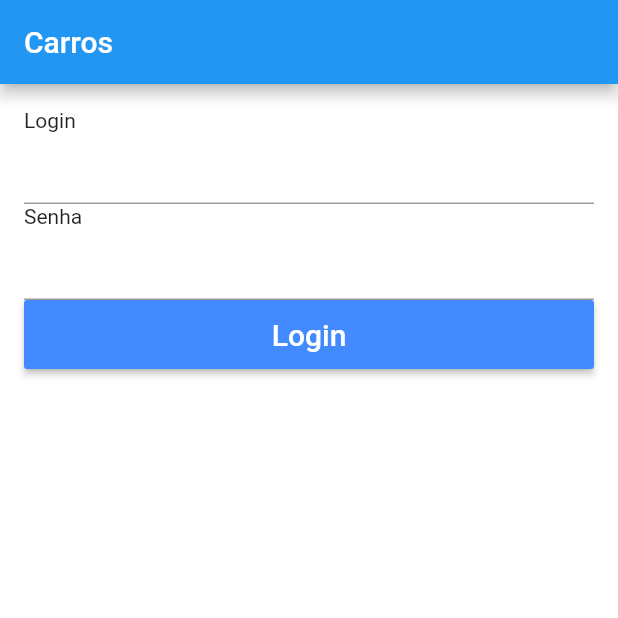
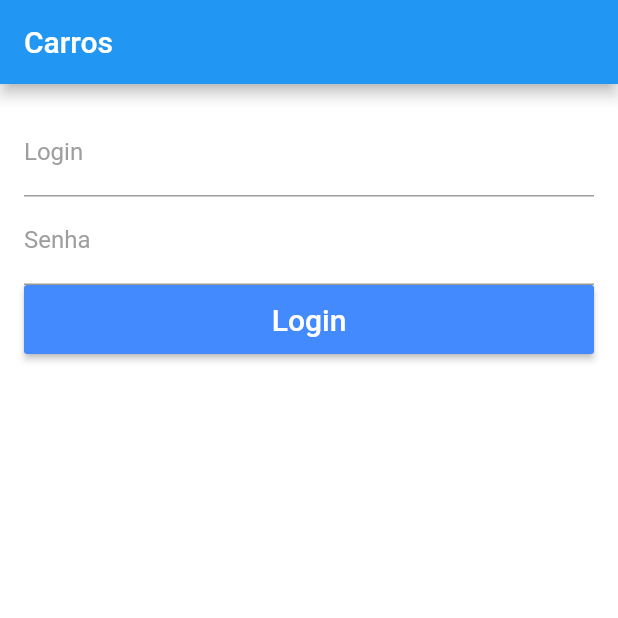
Before and after one commit to diegocantelli/Flutter-Carros, a Flutter app: the screen it shows after launch, on a phone screen of 412 x 824 dp, the top half of it. Run offline on Flutter 3.47's test engine with Material 2 defaults, Android fonts, the phone set to English and light mode, and no system bars.

Commit message:
Ajustando layout da tela de login

```diff
--- a/carros/lib/pages/login_page.dart
+++ b/carros/lib/pages/login_page.dart
@@ -18,16 +18,21 @@ class LoginPage extends StatelessWidget {
       padding: EdgeInsets.all(16),
       child: ListView(
         children: <Widget>[
-          Text("Login"),
-          TextFormField(),
-          Text("Senha"),
-          TextFormField(obscureText: true,),
-          Container(
+          _text("Login", "Digite o login"),
+          _text("Senha", "Digite a senha", obscurePassword: true),
+          _button(textButton: "Login")
+        ],
+      ),
+    );
+  }
+
+  _button({ @required String textButton }){
+    return Container(
       height: 46,
       child: RaisedButton(
         color: Colors.blueAccent,
         child: Text(
-                "Login",
+          textButton,
           style: TextStyle(
             color: Colors.white,
             fontSize: 20
@@ -35,8 +40,19 @@ class LoginPage extends StatelessWidget {
           ),
         onPressed: (){},
       ),
-          )
-        ],
+    );
+  }
+
+  _text(String labelText, String hintText, { bool obscurePassword = false }){
+    return TextFormField(
+      obscureText: obscurePassword,
+      decoration: InputDecoration(
+        labelText: labelText,
+        labelStyle: TextStyle(
+          fontSize: 16,
+          color: Colors.grey
+        ),
+        hintText: hintText
       ),
     );
   }
```
Lines whose indentation alone changed are shown as unchanged.
